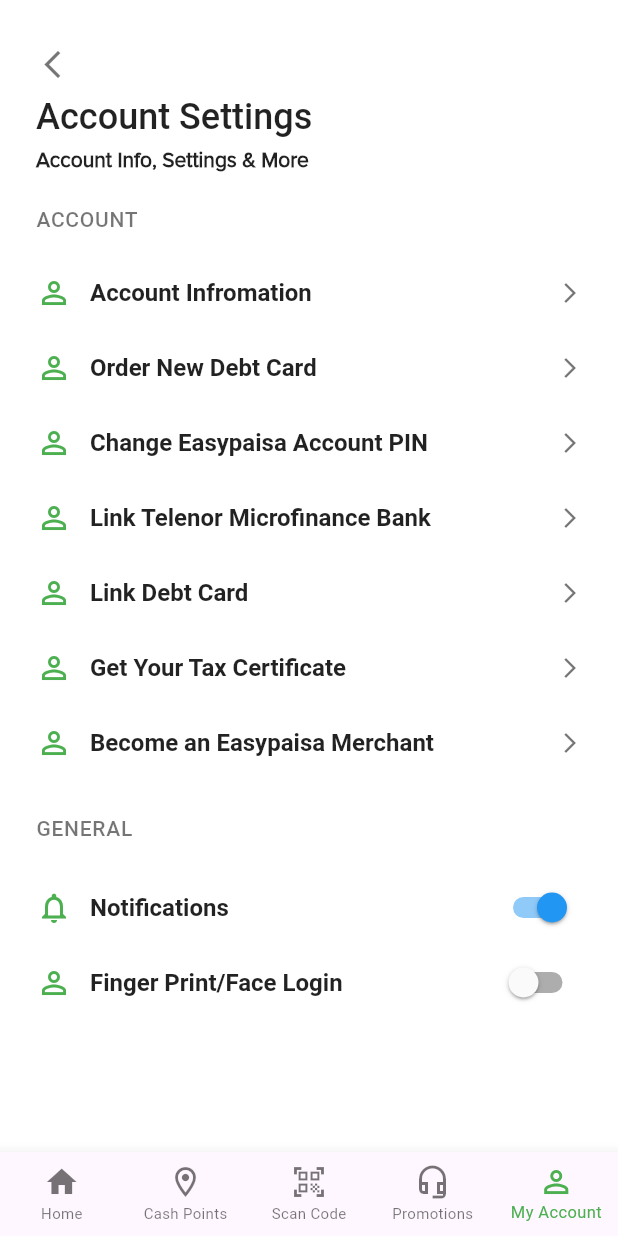
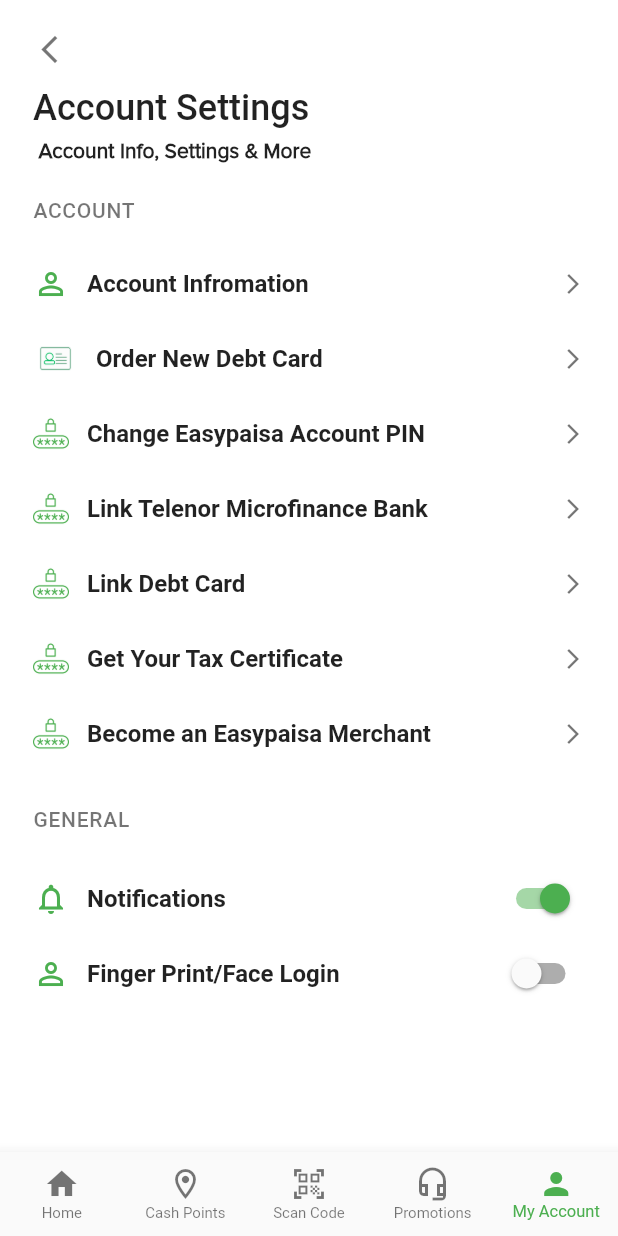
Before and after one commit to suhailthakrani/easypaisa, a Flutter app: the screen it shows after launch, item 5 of the bottom bar chosen, on a phone screen of 412 x 824 dp. Run offline on Flutter 3.47's test engine with Material 2 defaults, Android fonts, the phone set to English and light mode, and no system bars; our stand-ins replace shared_preferences.

Commit message:
Added Cash Point Screen Ui,

```diff
--- a/lib/main.dart
+++ b/lib/main.dart
@@ -17,8 +17,8 @@
       debugShowCheckedModeBanner: false,
       // scrollBehavior: const MaterialScrollBehavior(),
       theme: ThemeData(
-        useMaterial3: true,
-        // primarySwatch: Colors.blue,
+        // useMaterial3: true,
+        primarySwatch: Colors.green,
       ),
       home: const SplashScreen(),
     );
--- a/lib/screens/main_screen.dart
+++ b/lib/screens/main_screen.dart
@@ -1,5 +1,4 @@
-
-
+import 'package:easypaisa/screens/cash_points/view.dart';
 import 'package:easypaisa/screens/home/view.dart';
 import 'package:easypaisa/screens/my_account/view.dart';
 import 'package:flutter/material.dart';
@@ -13,23 +12,10 @@
 
 class _MainScreenState extends State<MainScreen> {
   int _currentIndex = 0;
-  final List<BottomNavigationBarItem> _items =  [
-            const BottomNavigationBarItem(
-              icon: Icon(Icons.home),
-              label: 'Home',
-            ),
-            const BottomNavigationBarItem(
-                icon: Icon(Icons.location_on_outlined), label: 'Cash Points'),
-            const BottomNavigationBarItem(
-                icon: Icon(Icons.qr_code_scanner_outlined), label: 'Scan Code'),
-            const BottomNavigationBarItem(
-                icon: Icon(Icons.headset_mic_outlined), label: 'Promotions'),
-            const BottomNavigationBarItem(
-                icon: Icon(Icons.person_outline_outlined), label: 'My Account'),
-          ];
+
   final List<Widget> _screens = [
     const HomeScreen(),
-    const HomeScreen(),
+    const CashPointsScreen(),
     const HomeScreen(),
     const HomeScreen(),
     const MyAccountScreen(),
@@ -51,9 +37,34 @@
               _currentIndex = value;
             });
           },
-            items: _items
+          items: [
+            const BottomNavigationBarItem(
+              icon: Icon(Icons.home),
+              label: 'Home',
             ),
-
+            const BottomNavigationBarItem(
+                icon: Icon(Icons.location_on_outlined), label: 'Cash Points'),
+            const BottomNavigationBarItem(
+                icon: Icon(Icons.qr_code_scanner_outlined),
+                label: 'Scan Code'),
+            BottomNavigationBarItem(
+                icon: _currentIndex == 3
+                    ? const Icon(
+                        Icons.headset_mic,
+                        color: Colors.green,
+                      )
+                    : const Icon(Icons.headset_mic_outlined),
+                label: 'Promotions'),
+            BottomNavigationBarItem(
+                icon: _currentIndex == 4
+                    ? const Icon(
+                        Icons.person,
+                        color: Colors.green,
+                      )
+                    : Icon(Icons.person_outline_outlined),
+                label: 'My Account'),
+          ],
+        ),
       ),
     );
   }
--- a/lib/screens/my_account/view.dart
+++ b/lib/screens/my_account/view.dart
@@ -11,16 +11,13 @@
 class _MyAccountScreenState extends State<MyAccountScreen> {
   @override
   Widget build(BuildContext context) {
-    return MaterialApp(
-      theme: ThemeData(useMaterial3: false),
-      home: Scaffold(
+    return Scaffold(
       backgroundColor: Colors.white,
       body: SingleChildScrollView(
-          padding: const EdgeInsets.all(24),
+        padding: const EdgeInsets.all(22),
         child: Column(
           crossAxisAlignment: CrossAxisAlignment.start,
           children: [
-              const SizedBox(height:8),
             Row(
               children: const [
                 Icon(
@@ -30,7 +27,7 @@
                 ),
               ],
             ),
-              const SizedBox(height: 10),
+            const SizedBox(height: 14),
             const Text(
               'Account Settings',
               style: TextStyle(
@@ -42,51 +39,151 @@
             ),
             const SizedBox(height: 8),
             const Text(
-                'Account Info, Settings & More',
+              ' Account Info, Settings & More',
               style: TextStyle(
                 fontFamily: 'Proxima Nova',
                 fontWeight: FontWeight.w600,
                 color: Colors.black87,
               ),
             ),
-              const SizedBox(height:24),
+            const SizedBox(height: 24),
             const Text(
               'ACCOUNT',
               style: TextStyle(
                   // fontFamily: 'Proxima Nova',
                   letterSpacing: 0.5,
-
                   fontWeight: FontWeight.w500,
-                  color: Colors.black54
+                  color: Colors.black54),
+            ),
+            const SizedBox(height: 16),
+            const AccountInfoTile(
+              title: 'Account Infromation',
+              leadingIcon: Icon(
+                Icons.person_outline,
+                color: Colors.green,
+              ),
+              trailingIcon: Icon(
+                Icons.arrow_forward_ios,
+                size: 16,
+                color: Colors.black54,
               ),
             ),
-              const SizedBox(height:16),
-              AccountInfoTile(title: 'Account Infromation',leadingIcon: Icon(Icons.person_outline, color: Colors.green,), trailingIcon: Icon(Icons.arrow_forward_ios, size: 16, color: Colors.black54,), ),
-              AccountInfoTile(title: 'Order New Debt Card',leadingIcon: Icon(Icons.person_outline, color: Colors.green,), trailingIcon: Icon(Icons.arrow_forward_ios, size: 16, color: Colors.black54,),),
-              AccountInfoTile(title: 'Change Easypaisa Account PIN',leadingIcon: Icon(Icons.person_outline, color: Colors.green,), trailingIcon: Icon(Icons.arrow_forward_ios, size: 16, color: Colors.black54,),),
-              AccountInfoTile(title: 'Link Telenor Microfinance Bank',leadingIcon: Icon(Icons.person_outline, color: Colors.green,), trailingIcon: Icon(Icons.arrow_forward_ios, size: 16, color: Colors.black54,),),
-              AccountInfoTile(title: 'Link Debt Card',leadingIcon: Icon(Icons.person_outline, color: Colors.green,), trailingIcon: Icon(Icons.arrow_forward_ios, size: 16, color: Colors.black54,),),
-              AccountInfoTile(title: 'Get Your Tax Certificate',leadingIcon: Icon(Icons.person_outline, color: Colors.green,), trailingIcon: Icon(Icons.arrow_forward_ios, size: 16, color: Colors.black54,),),
-              AccountInfoTile(title: 'Become an Easypaisa Merchant',leadingIcon: Icon(Icons.person_outline, color: Colors.green,), trailingIcon: Icon(Icons.arrow_forward_ios, size: 16, color: Colors.black54,),),
-
-              const SizedBox(height:24),
+            AccountInfoTile(
+              title: 'Order New Debt Card',
+              leadingIcon: Image.asset(
+                'assets/icons/CNIC.png',
+                height: 30,
+                width: 30,
+              ),
+              trailingIcon: const Icon(
+                Icons.arrow_forward_ios,
+                size: 16,
+                color: Colors.black54,
+              ),
+            ),
+            AccountInfoTile(
+              title: 'Change Easypaisa Account PIN',
+              leadingIcon: Image.asset(
+                'assets/icons/pin-code.png',
+                height: 24,
+                width: 24,
+                color: Colors.green,
+              ),
+              trailingIcon: const Icon(
+                Icons.arrow_forward_ios,
+                size: 16,
+                color: Colors.black54,
+              ),
+            ),
+            AccountInfoTile(
+              title: 'Link Telenor Microfinance Bank',
+              leadingIcon: Image.asset(
+                'assets/icons/pin-code.png',
+                height: 24,
+                width: 24,
+                color: Colors.green,
+              ),
+              trailingIcon: const Icon(
+                Icons.arrow_forward_ios,
+                size: 16,
+                color: Colors.black54,
+              ),
+            ),
+            AccountInfoTile(
+              title: 'Link Debt Card',
+              leadingIcon: Image.asset(
+                'assets/icons/pin-code.png',
+                height: 24,
+                width: 24,
+                color: Colors.green,
+              ),
+              trailingIcon: const Icon(
+                Icons.arrow_forward_ios,
+                size: 16,
+                color: Colors.black54,
+              ),
+            ),
+            AccountInfoTile(
+              title: 'Get Your Tax Certificate',
+              leadingIcon: Image.asset(
+                'assets/icons/pin-code.png',
+                height: 24,
+                width: 24,
+                color: Colors.green,
+              ),
+              trailingIcon: const Icon(
+                Icons.arrow_forward_ios,
+                size: 16,
+                color: Colors.black54,
+              ),
+            ),
+            AccountInfoTile(
+              title: 'Become an Easypaisa Merchant',
+              leadingIcon: Image.asset(
+                'assets/icons/pin-code.png',
+                height: 24,
+                width: 24,
+                color: Colors.green,
+              ),
+              trailingIcon: const Icon(
+                Icons.arrow_forward_ios,
+                size: 16,
+                color: Colors.black54,
+              ),
+            ),
+            const SizedBox(height: 24),
             const Text(
               'GENERAL',
               style: TextStyle(
                   // fontFamily: 'Proxima Nova',
                   letterSpacing: 0.5,
-
                   fontWeight: FontWeight.w500,
-                  color: Colors.black54
+                  color: Colors.black54),
             ),
+            const SizedBox(height: 20),
+            AccountInfoTile(
+              title: 'Notifications',
+              leadingIcon: const Icon(
+                Icons.notifications_outlined,
+                color: Colors.green,
               ),
-              const SizedBox(height:20),
-              AccountInfoTile(title: 'Notifications',leadingIcon: Icon(Icons.notifications_outlined, color: Colors.green,), trailingIcon: Switch(value: true, onChanged: (value){}), ),
-              AccountInfoTile(title: 'Finger Print/Face Login',leadingIcon: Icon(Icons.person_outline, color: Colors.green,), trailingIcon: Switch(value: false, onChanged: (value){}), ),
-
-
+              trailingIcon: Switch(
+                  activeColor: Colors.green,
+                  value: true,
+                  onChanged: (value) {}),
+            ),
+            AccountInfoTile(
+              title: 'Finger Print/Face Login',
+              leadingIcon: const Icon(
+                Icons.person_outline,
+                color: Colors.green,
+              ),
+              trailingIcon: Switch(
+                  activeColor: Colors.green,
+                  value: false,
+                  onChanged: (value) {}),
+            ),
           ],
-          ),
         ),
       ),
     );
```
Also changed, not shown: lib/screens/cash_points/view.dart (added, +381 -0 lines), assets/icons/pin-code.png (added), assets/images/map.PNG (added). Lines whose indentation alone changed are shown as unchanged.
